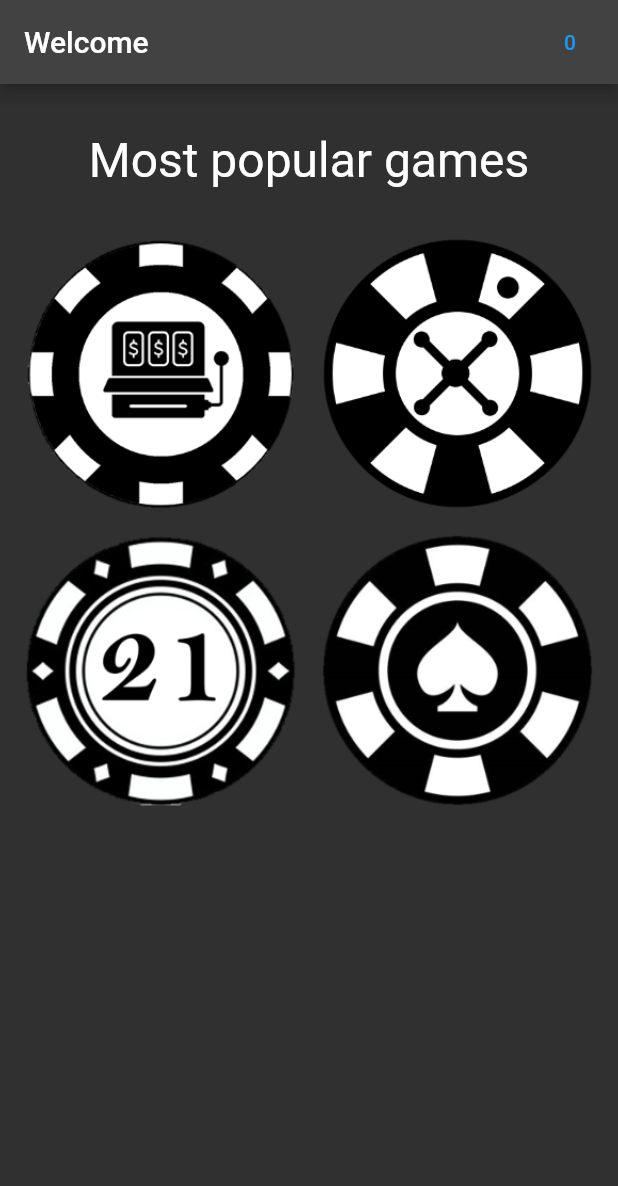
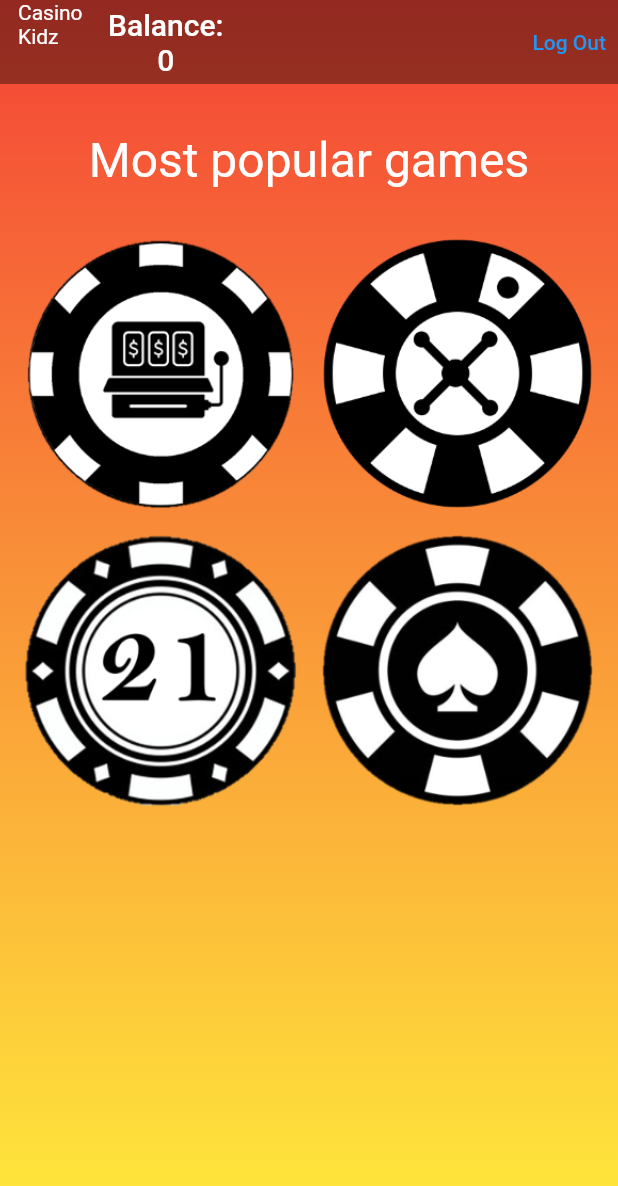
Before and after one commit to MathiasYde/casino_app, a Flutter app: the screen it shows once a user with an empty profile is signed in, on a phone screen of 412 x 824 dp. Shown: the top 1186 px of the screen. Run offline on Flutter 3.47's test engine with Material 2 defaults, Android fonts, the phone set to English and light mode, and no system bars; our stand-ins replace cloud_firestore, firebase_auth, firebase_core, form_validator, freezed_annotation, hooks_riverpod; accounts and stored records are empty; generated files the repository leaves out were written again.

Commit message:
home page UI v1

```diff
--- a/lib/pages/home_page.dart
+++ b/lib/pages/home_page.dart
@@ -37,15 +37,32 @@ class HomePage extends ConsumerWidget {
       );
     }
 
-    return Scaffold(
+    return Container(
+      decoration: const BoxDecoration(
+        gradient: LinearGradient(
+          colors: [Colors.red, Colors.yellow],
+          begin: Alignment.topCenter,
+          end: Alignment.bottomCenter,
+        ),
+      ),
+      child: Scaffold(
+        backgroundColor: Colors.transparent,
         appBar: AppBar(
-        title: Text("Welcome ${user.username}"),
+          leading: const Padding(
+            padding: EdgeInsets.fromLTRB(12, 0, 0, 0),
+            child: Text("Casino Kidz"),
+          ),
+          backgroundColor: const Color.fromARGB(100, 0, 0, 0),
+          shadowColor: Colors.transparent,
+          title: Column(
+            children: [const Text("Balance:"), Text("${user.balance}")],
+          ),
           actions: [
             TextButton(
               onPressed: () {
                 FirebaseAuth.instance.signOut();
               },
-            child: Text("${user.balance}"),
+              child: const Text("Log Out"),
             ),
           ],
         ),
@@ -87,6 +104,7 @@ class HomePage extends ConsumerWidget {
             ),
           ],
         ),
+      ),
     );
   }
 }
```
Lines whose indentation alone changed are shown as unchanged.
